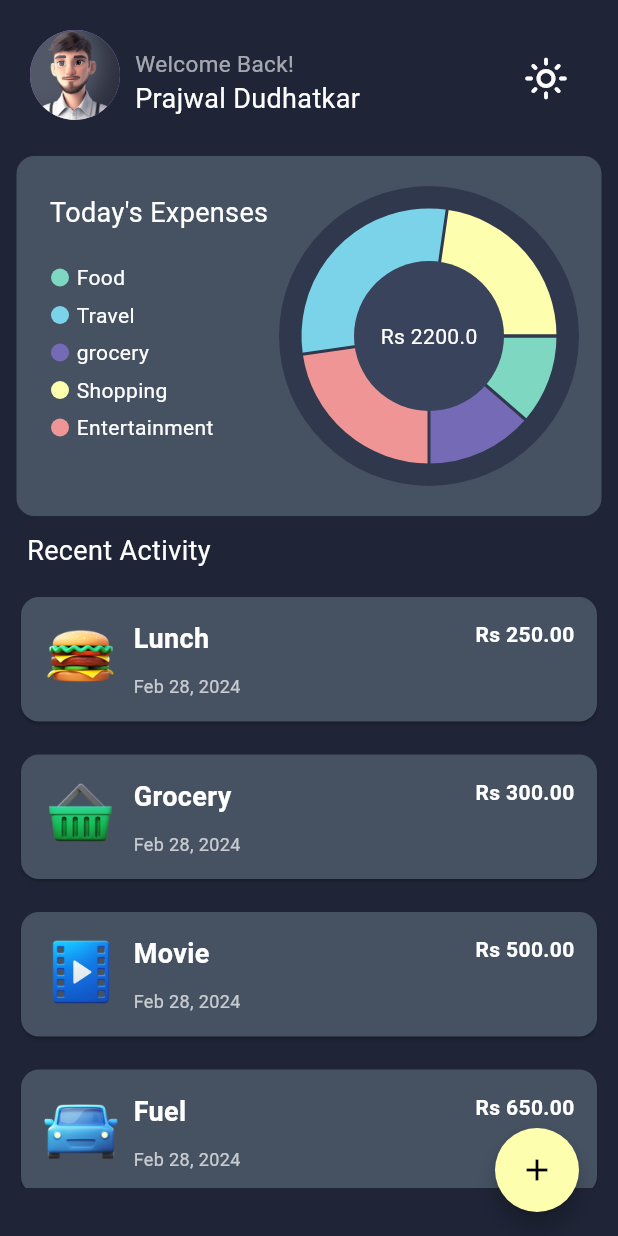
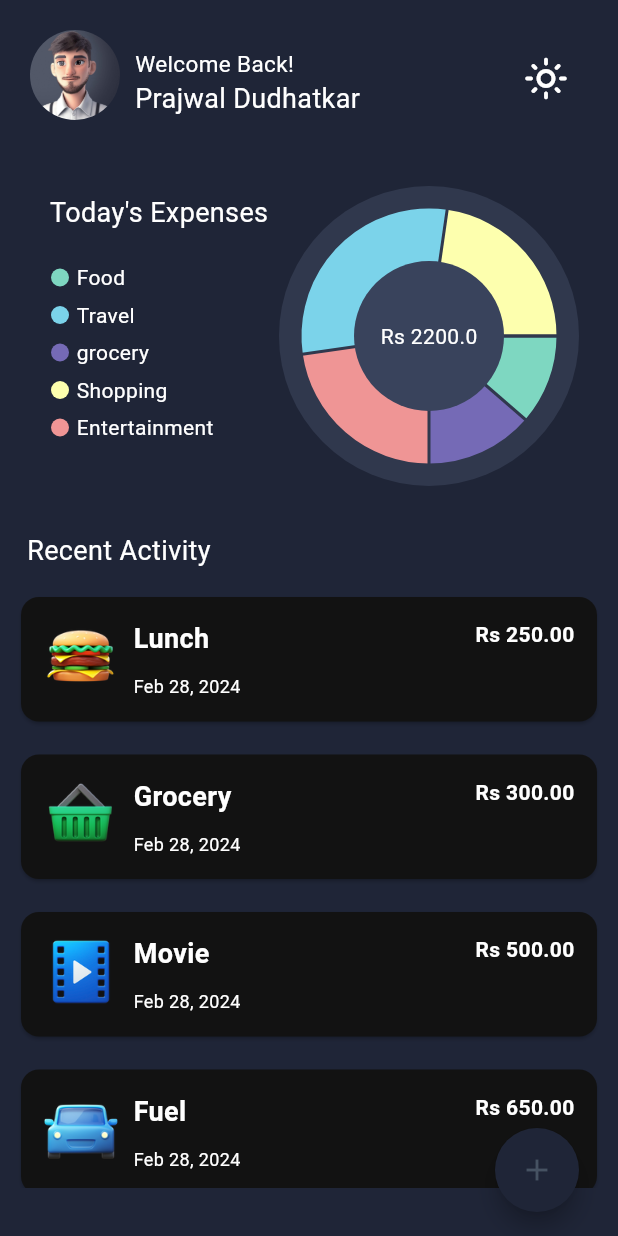
Before and after one commit to prajwalx7/expense_tracker, a Flutter app: the screen it shows after launch, on a phone screen of 412 x 824 dp. Run offline on Flutter 3.47's test engine with Material 3 defaults, Android fonts, the phone set to English and light mode, and no system bars; drawn by our look-alikes of fl_chart; missing offline and left inert: fading_edge_scrollview.

Commit message:
theme setup

```diff
--- /dev/null
+++ b/devtools_options.yaml
@@ -0,0 +1 @@
+extensions:
--- a/lib/screens/expenses.dart
+++ b/lib/screens/expenses.dart
@@ -51,7 +51,7 @@ class _ExpensesState extends State<Expenses> {
 
   void _onadd() {
     showModalBottomSheet(
-      backgroundColor: const Color(0xff465262),
+      // backgroundColor: const Color(0xff465262),
       isScrollControlled: true,
       context: context,
       builder: (ctx) => SingleChildScrollView(
@@ -97,7 +97,6 @@ class _ExpensesState extends State<Expenses> {
   @override
   Widget build(BuildContext context) {
     return Scaffold(
-      backgroundColor: Theme.of(context).colorScheme.background,
       resizeToAvoidBottomInset: true,
       body: SafeArea(
         child: Column(
@@ -121,12 +120,11 @@ class _ExpensesState extends State<Expenses> {
                         children: [
                           Text(
                             "Welcome Back!",
-                            style:
-                                TextStyle(color: Colors.white60, fontSize: 15),
+                            style: TextStyle(fontSize: 15),
                           ),
                           Text(
                             "Prajwal Dudhatkar",
-                            style: TextStyle(color: Colors.white, fontSize: 18),
+                            style: TextStyle(fontSize: 18),
                           ),
                         ],
                       ),
@@ -138,7 +136,6 @@ class _ExpensesState extends State<Expenses> {
                       padding: const EdgeInsets.symmetric(vertical: 8),
                       child: IconButton(
                         iconSize: 30,
-                        color: Colors.white,
                         onPressed: () {
                           Provider.of<ThemeProvider>(context, listen: false)
                               .toggleTheme();
@@ -163,7 +160,7 @@ class _ExpensesState extends State<Expenses> {
                       width: 390,
                       child: Container(
                         decoration: BoxDecoration(
-                          color: const Color(0xff465262),
+                          // color: const Color(0xff465262),
                           borderRadius: BorderRadius.circular(12),
                         ),
                         child: Padding(
@@ -191,7 +188,6 @@ class _ExpensesState extends State<Expenses> {
                           Text(
                             "Recent Activity",
                             style: TextStyle(
-                              color: Colors.white,
                               fontSize: 18,
                             ),
                           ),
@@ -213,7 +209,6 @@ class _ExpensesState extends State<Expenses> {
         margin: const EdgeInsets.only(right: 10),
         child: FloatingActionButton(
           onPressed: _onadd,
-          backgroundColor: const Color(0xffFDFFAE),
           shape: RoundedRectangleBorder(
             borderRadius: BorderRadius.circular(30),
           ),
--- a/lib/theme/theme.dart
+++ b/lib/theme/theme.dart
@@ -2,14 +2,25 @@ import 'package:flutter/material.dart';
 
 ThemeData lightMode = ThemeData(
   brightness: Brightness.light,
+  scaffoldBackgroundColor: const Color(0xffB5C0D0),
+  canvasColor: const Color(0xffF2EFE5),
   colorScheme: const ColorScheme.light(
-    background: Color(0xff8CB9BD),
+    primary: Colors.black,
+    onPrimary: Colors.black,
+    onPrimaryContainer: Color(0xff465262),
   ),
 );
 
 ThemeData darkMode = ThemeData(
   brightness: Brightness.dark,
+  canvasColor: const Color(0xff465262),
+  scaffoldBackgroundColor: const Color(0xff1F2537),
   colorScheme: const ColorScheme.dark(
-    background: Color(0xff1F2537),
+    primary: Color(0xff1F2537),
+    onPrimary: Colors.white,
+    onPrimaryContainer: Color(0xff465262),
   ),
 );
+
+
+// 1F2537
--- a/lib/widgets/expense_category_list.dart
+++ b/lib/widgets/expense_category_list.dart
@@ -11,7 +11,7 @@ class ExpenseCategoryList extends StatelessWidget {
           padding: EdgeInsets.only(top: 10),
           child: Text(
             "Today's Expenses",
-            style: TextStyle(fontSize: 18, color: Colors.white),
+            style: TextStyle(fontSize: 18,),
           ),
         ),
         const SizedBox(
@@ -58,7 +58,6 @@ Widget buildCategoryRow(String category, Color color) {
           category,
           overflow: TextOverflow.ellipsis,
           maxLines: 1,
-          style: const TextStyle(color: Colors.white),
         ),
       ),
     ],
--- a/lib/widgets/expenses_list/expense_item.dart
+++ b/lib/widgets/expenses_list/expense_item.dart
@@ -11,7 +11,7 @@ class ExpenseItem extends StatelessWidget {
     return Padding(
       padding: const EdgeInsets.only(top: 14, left: 10, right: 10),
       child: Card(
-        color: const Color(0xff465262),
+        // color: const Color(0xff465262),
         child: Padding(
           padding: const EdgeInsets.symmetric(horizontal: 15, vertical: 15),
           child: Row(
@@ -33,7 +33,6 @@ class ExpenseItem extends StatelessWidget {
                     Text(
                       expense.title,
                       style: const TextStyle(
-                        color: Colors.white,
                         fontSize: 18,
                         fontWeight: FontWeight.bold,
                       ),
@@ -43,7 +42,6 @@ class ExpenseItem extends StatelessWidget {
                       expense.formatedDate,
                       style: const TextStyle(
                         fontSize: 12,
-                        color: Colors.white70,
                       ),
                     ),
                   ],
@@ -54,7 +52,6 @@ class ExpenseItem extends StatelessWidget {
                 'Rs ${expense.amount.toStringAsFixed(2)}',
                 style: const TextStyle(
                   fontWeight: FontWeight.bold,
-                  color: Colors.white,
                 ),
               ),
             ],
```
